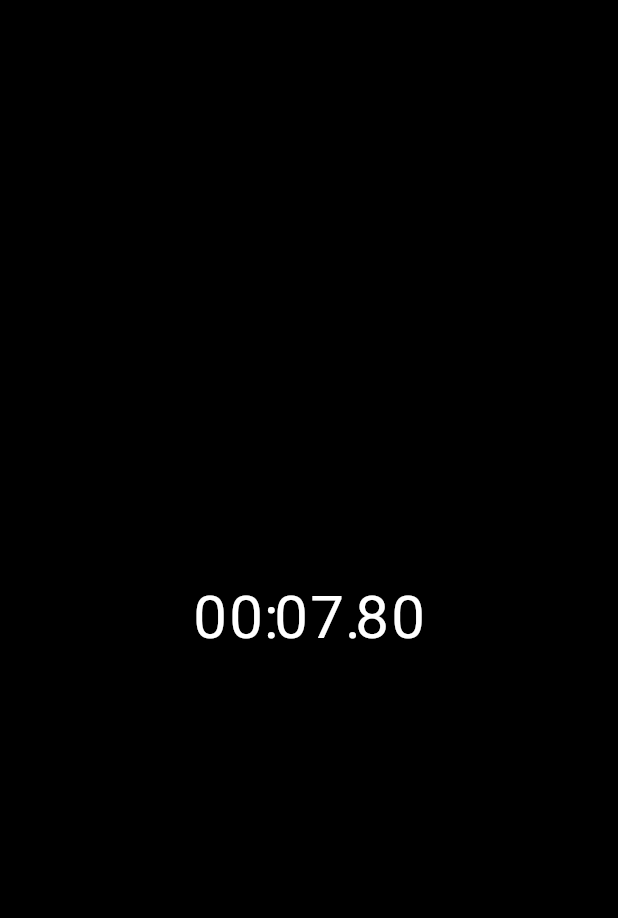
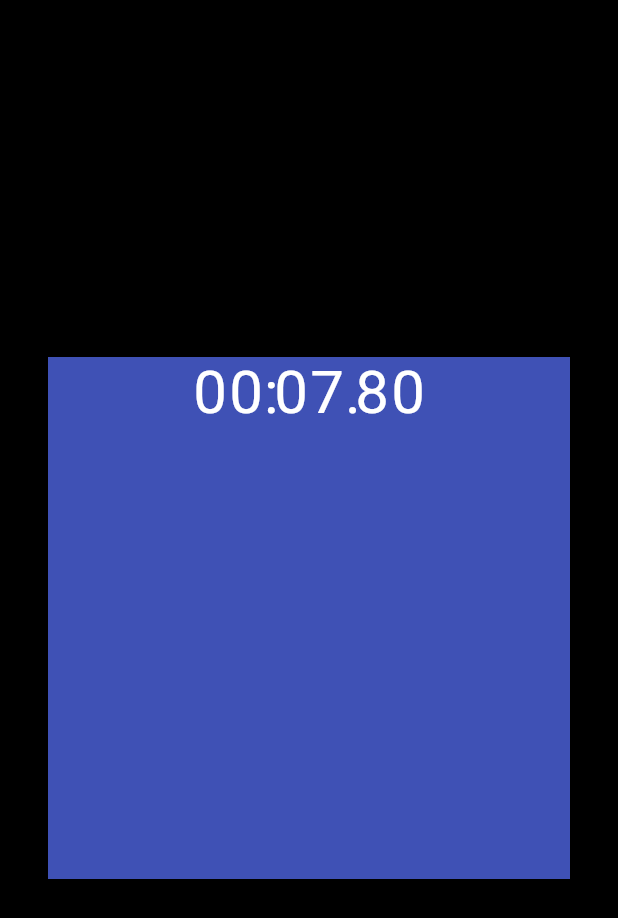
Before and after one commit to his-s/Stop-Watch-Andera-, a Flutter app: the screen it shows after launch, on a phone screen of 412 x 824 dp. Shown: the top 918 px of the screen. Run offline on Flutter 3.47's test engine with Material 2 defaults, Android fonts, the phone set to English and light mode, and no system bars.

Commit message:
resize stop watch renderer with aspect ratio widget

```diff
--- a/lib/main.dart
+++ b/lib/main.dart
@@ -2,9 +2,8 @@ import 'package:flutter/material.dart';
 import 'package:flutter/services.dart';
 import './ui/stopwatch.dart';
 
-
 void main() {
-  runApp( MyApp());
+  runApp(MyApp());
 }
 
 class MyApp extends StatelessWidget {
@@ -15,7 +14,7 @@ class MyApp extends StatelessWidget {
         scaffoldBackgroundColor: Colors.black,
       ),
       debugShowCheckedModeBanner: false,
-      home:  MyHomePage(),
+      home: MyHomePage(),
     );
   }
 }
@@ -29,7 +28,13 @@ class MyHomePage extends StatelessWidget {
       body: AnnotatedRegion<SystemUiOverlayStyle>(
         value: SystemUiOverlayStyle.light,
         child: Center(
-          child: Stopwatch(),
+          child: Padding(
+            padding: const EdgeInsets.all(32.0),
+            child: AspectRatio(
+              aspectRatio: 1.0,
+              child: Stopwatch(),
+            ),
+          ),
         ),
       ),
     );
--- a/lib/ui/stopwatch_renderer.dart
+++ b/lib/ui/stopwatch_renderer.dart
@@ -6,8 +6,15 @@ class StopWatchRenderer extends StatelessWidget {
   final Duration elapsed;
   @override
   Widget build(BuildContext context) {
-    return ElapsedTimeText(
-      elapsed: elapsed,
+    return Stack(
+      children: [
+        Container(
+          color: Colors.indigo,
+        ),
+        ElapsedTimeText(
+          elapsed: elapsed,
+        ),
+      ],
     );
   }
 }
```
